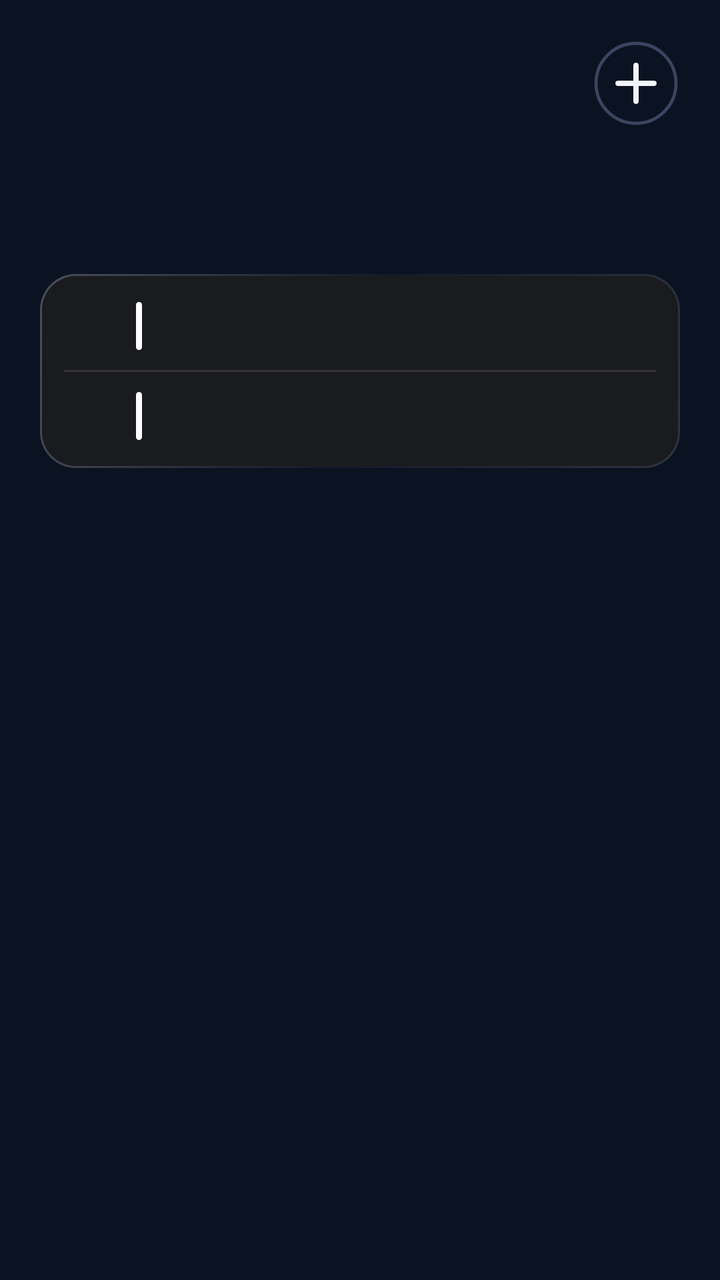
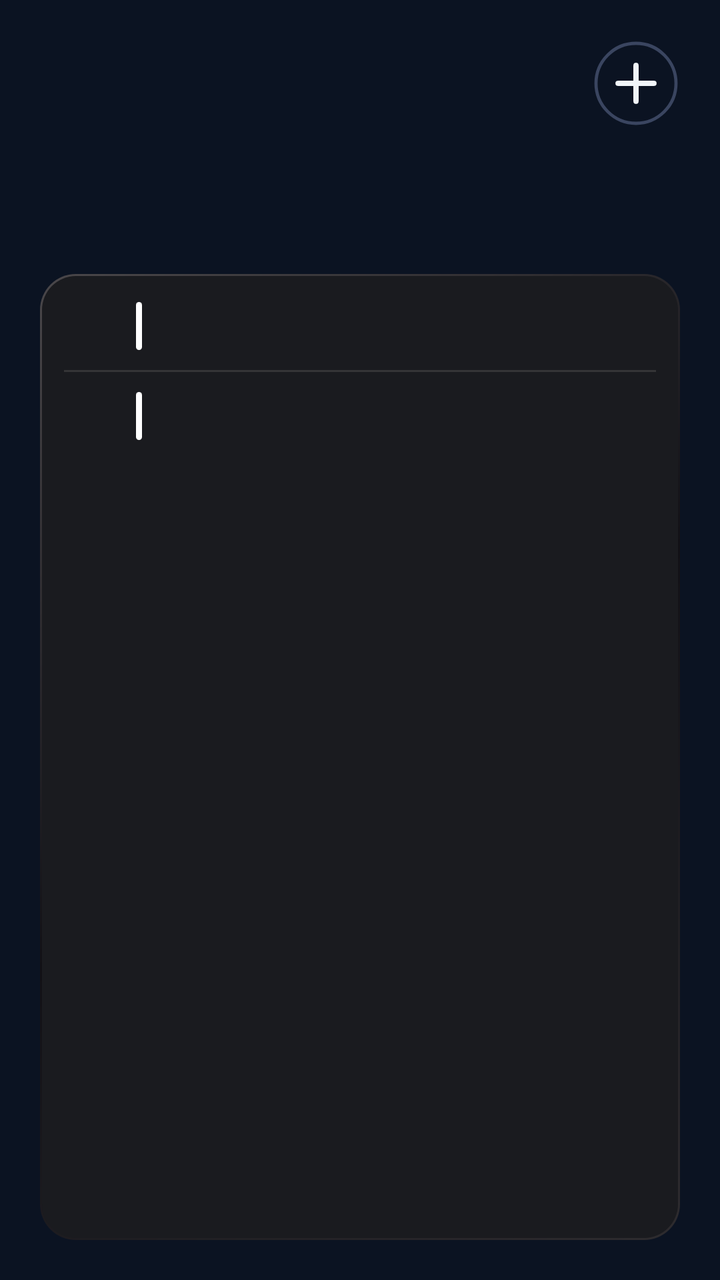

Before-and-after screenshots of an Android layout around one commit, followed by the original layout XML and the change that was made.
<!-- AndroidManifest.xml: application theme AppTheme -->
<!-- res/layout/cal_k2.xml -->
<?xml version="1.0" encoding="utf-8"?>
<FrameLayout
    xmlns:android="http://schemas.android.com/apk/res/android"
    android:id="@+id/root"
    android:layout_width="match_parent"
    android:layout_height="match_parent"
    android:padding="0dp">

    <ImageView
        android:id="@+id/cal_bg"
        android:layout_width="match_parent"
        android:layout_height="match_parent"
        android:importantForAccessibility="no"
        android:scaleType="fitXY" />
    <LinearLayout
        android:id="@+id/panel"
        android:layout_width="match_parent"
        android:layout_height="match_parent"
        android:background="@drawable/cal_panel"
        android:orientation="vertical"
        android:paddingStart="20dp"
        android:paddingTop="13dp"
        android:paddingEnd="20dp"
        android:paddingBottom="14dp">

        
        <LinearLayout
            android:layout_width="match_parent"
            android:layout_height="51dp"
            android:gravity="top"
            android:orientation="horizontal">
        
        <ImageView
            android:id="@+id/cal_day"
            android:layout_width="wrap_content"
            android:layout_height="33.4dp"
            android:layout_gravity="top"
            android:layout_marginTop="6.6dp"
            android:adjustViewBounds="true"
            android:scaleType="fitStart" />

            <LinearLayout
                android:layout_width="0dp"
                android:layout_height="wrap_content"
                android:layout_marginStart="12dp"
                android:layout_marginTop="2.5dp"
                android:layout_weight="1"
                android:orientation="vertical">
                <ImageView
                    android:id="@+id/cal_month"
                    android:layout_width="match_parent"
                    android:layout_height="23dp"
                    android:adjustViewBounds="true"
                    android:scaleType="fitStart" />
                <ImageView
                    android:id="@+id/cal_sub"
                    android:layout_width="match_parent"
                    android:layout_height="18dp"
                    android:adjustViewBounds="true"
                    android:layout_marginTop="2dp"
                    android:scaleType="fitStart" />
            </LinearLayout>

            <ImageView
                android:id="@+id/btn_add"
                android:layout_width="44dp"
                android:layout_height="44dp"
                android:layout_marginTop="6.6dp"
                android:contentDescription="New event"
                android:src="@drawable/ic_cal_add" />
        </LinearLayout>

        
        <LinearLayout
            android:layout_width="match_parent"
            android:layout_height="54dp"
            android:layout_marginTop="9.1dp"
            android:orientation="horizontal">
            <LinearLayout
                android:layout_width="40dp"
                android:layout_height="match_parent"
                android:orientation="vertical">
                
                <LinearLayout
                    android:id="@+id/wk_col_0"
                    android:layout_width="match_parent"
                    android:layout_height="match_parent"
                    android:gravity="center_horizontal"
                    android:orientation="vertical"
                    android:paddingTop="4dp">
                    <ImageView
                        android:id="@+id/wk_label_0"
                        android:layout_width="wrap_content"
                        android:layout_height="16dp"
                        android:adjustViewBounds="true"
                        android:scaleType="fitCenter" />
                    <ImageView
                        android:id="@+id/wk_num_0"
                        android:layout_width="wrap_content"
                        android:layout_height="34dp"
                        android:adjustViewBounds="true"
                        android:layout_marginTop="0dp"
                        android:scaleType="fitCenter" />
                </LinearLayout>
            </LinearLayout>
            <FrameLayout
                android:layout_width="0dp"
                android:layout_height="1dp"
                android:layout_weight="1" />
            <LinearLayout
                android:layout_width="40dp"
                android:layout_height="match_parent"
                android:orientation="vertical">
                
                <LinearLayout
                    android:id="@+id/wk_col_1"
                    android:layout_width="match_parent"
                    android:layout_height="match_parent"
                    android:gravity="center_horizontal"
                    android:orientation="vertical"
                    android:paddingTop="4dp">
                    <ImageView
                        android:id="@+id/wk_label_1"
                        android:layout_width="wrap_content"
                        android:layout_height="16dp"
                        android:adjustViewBounds="true"
                        android:scaleType="fitCenter" />
                    <ImageView
                        android:id="@+id/wk_num_1"
                        android:layout_width="wrap_content"
                        android:layout_height="34dp"
                        android:adjustViewBounds="true"
                        android:layout_marginTop="0dp"
                        android:scaleType="fitCenter" />
                </LinearLayout>
            </LinearLayout>
            <FrameLayout
                android:layout_width="0dp"
                android:layout_height="1dp"
                android:layout_weight="1" />
            <LinearLayout
                android:layout_width="40dp"
                android:layout_height="match_parent"
                android:orientation="vertical">
                
                <LinearLayout
                    android:id="@+id/wk_col_2"
                    android:layout_width="match_parent"
                    android:layout_height="match_parent"
                    android:gravity="center_horizontal"
                    android:orientation="vertical"
                    android:paddingTop="4dp">
                    <ImageView
                        android:id="@+id/wk_label_2"
                        android:layout_width="wrap_content"
                        android:layout_height="16dp"
                        android:adjustViewBounds="true"
                        android:scaleType="fitCenter" />
                    <ImageView
                        android:id="@+id/wk_num_2"
                        android:layout_width="wrap_content"
                        android:layout_height="34dp"
                        android:adjustViewBounds="true"
                        android:layout_marginTop="0dp"
                        android:scaleType="fitCenter" />
                </LinearLayout>
            </LinearLayout>
            <FrameLayout
                android:layout_width="0dp"
                android:layout_height="1dp"
                android:layout_weight="1" />
            <LinearLayout
                android:layout_width="40dp"
                android:layout_height="match_parent"
                android:orientation="vertical">
                
                <LinearLayout
                    android:id="@+id/wk_col_3"
                    android:layout_width="match_parent"
                    android:layout_height="match_parent"
                    android:gravity="center_horizontal"
                    android:orientation="vertical"
                    android:paddingTop="4dp">
                    <ImageView
                        android:id="@+id/wk_label_3"
                        android:layout_width="wrap_content"
                        android:layout_height="16dp"
                        android:adjustViewBounds="true"
                        android:scaleType="fitCenter" />
                    <ImageView
                        android:id="@+id/wk_num_3"
                        android:layout_width="wrap_content"
                        android:layout_height="34dp"
                        android:adjustViewBounds="true"
                        android:layout_marginTop="0dp"
                        android:scaleType="fitCenter" />
                </LinearLayout>
            </LinearLayout>
            <FrameLayout
                android:layout_width="0dp"
                android:layout_height="1dp"
                android:layout_weight="1" />
            <LinearLayout
                android:layout_width="40dp"
                android:layout_height="match_parent"
                android:orientation="vertical">
                
                <LinearLayout
                    android:id="@+id/wk_col_4"
                    android:layout_width="match_parent"
                    android:layout_height="match_parent"
                    android:gravity="center_horizontal"
                    android:orientation="vertical"
                    android:paddingTop="4dp">
                    <ImageView
                        android:id="@+id/wk_label_4"
                        android:layout_width="wrap_content"
                        android:layout_height="16dp"
                        android:adjustViewBounds="true"
                        android:scaleType="fitCenter" />
                    <ImageView
                        android:id="@+id/wk_num_4"
                        android:layout_width="wrap_content"
                        android:layout_height="34dp"
                        android:adjustViewBounds="true"
                        android:layout_marginTop="0dp"
                        android:scaleType="fitCenter" />
                </LinearLayout>
            </LinearLayout>
            <FrameLayout
                android:layout_width="0dp"
                android:layout_height="1dp"
                android:layout_weight="1" />
            <LinearLayout
                android:layout_width="40dp"
                android:layout_height="match_parent"
                android:orientation="vertical">
                
                <LinearLayout
                    android:id="@+id/wk_col_5"
                    android:layout_width="match_parent"
                    android:layout_height="match_parent"
                    android:gravity="center_horizontal"
                    android:orientation="vertical"
                    android:paddingTop="4dp">
                    <ImageView
                        android:id="@+id/wk_label_5"
                        android:layout_width="wrap_content"
                        android:layout_height="16dp"
                        android:adjustViewBounds="true"
                        android:scaleType="fitCenter" />
                    <ImageView
                        android:id="@+id/wk_num_5"
                        android:layout_width="wrap_content"
                        android:layout_height="34dp"
                        android:adjustViewBounds="true"
                        android:layout_marginTop="0dp"
                        android:scaleType="fitCenter" />
                </LinearLayout>
            </LinearLayout>
            <FrameLayout
                android:layout_width="0dp"
                android:layout_height="1dp"
                android:layout_weight="1" />
            <LinearLayout
                android:layout_width="40dp"
                android:layout_height="match_parent"
                android:orientation="vertical">
                
                <LinearLayout
                    android:id="@+id/wk_col_6"
                    android:layout_width="match_parent"
                    android:layout_height="match_parent"
                    android:gravity="center_horizontal"
                    android:orientation="vertical"
                    android:paddingTop="4dp">
                    <ImageView
                        android:id="@+id/wk_label_6"
                        android:layout_width="wrap_content"
                        android:layout_height="16dp"
                        android:adjustViewBounds="true"
                        android:scaleType="fitCenter" />
                    <ImageView
                        android:id="@+id/wk_num_6"
                        android:layout_width="wrap_content"
                        android:layout_height="34dp"
                        android:adjustViewBounds="true"
                        android:layout_marginTop="0dp"
                        android:scaleType="fitCenter" />
                </LinearLayout>
            </LinearLayout>
        </LinearLayout>


        
        <LinearLayout
            android:id="@+id/cal_events"
            android:layout_width="match_parent"
            android:layout_height="wrap_content"
            android:layout_marginTop="10dp"
            android:background="@drawable/cal_card"
            android:orientation="vertical"
            android:paddingTop="4dp"
            android:paddingBottom="4dp"
            android:paddingEnd="12dp">
            <LinearLayout
                android:id="@+id/cal_row_0"
                android:layout_width="match_parent"
                android:layout_height="44dp"
                android:gravity="center_vertical"
                android:orientation="horizontal">
                
                <LinearLayout
                    android:id="@+id/cal_day_0"
                    android:layout_width="44dp"
                    android:layout_height="wrap_content"
                    android:gravity="center_horizontal"
                    android:orientation="vertical">
                    <ImageView
                        android:id="@+id/cal_dname_0"
                        android:layout_width="wrap_content"
                        android:layout_height="12dp"
                        android:adjustViewBounds="true"
                        android:scaleType="fitCenter" />
                    <ImageView
                        android:id="@+id/cal_dnum_0"
                        android:layout_width="wrap_content"
                        android:layout_height="20dp"
                        android:adjustViewBounds="true"
                        android:scaleType="fitCenter" />
                </LinearLayout>
                <ImageView
                    android:id="@+id/cal_bar_0"
                    android:layout_width="3dp"
                    android:layout_height="24dp"
                    android:layout_marginStart="4dp"
                    android:layout_marginEnd="10dp"
                    android:scaleType="fitXY"
                    android:src="@drawable/cal_bar" />
                <LinearLayout
                    android:layout_width="0dp"
                    android:layout_height="wrap_content"
                    android:layout_weight="1"
                    android:orientation="vertical">
                    <ImageView
                        android:id="@+id/cal_title_0"
                        android:layout_width="match_parent"
                        android:layout_height="19dp"
                        android:adjustViewBounds="true"
                        android:scaleType="fitStart" />
                    <LinearLayout
                        android:layout_width="match_parent"
                        android:layout_height="wrap_content"
                        android:orientation="horizontal">
                        <ImageView
                            android:id="@+id/cal_time_0"
                            android:layout_width="wrap_content"
                            android:layout_height="14dp"
                            android:adjustViewBounds="true"
                            android:scaleType="fitStart" />
                        <ImageView
                            android:id="@+id/cal_hint_0"
                            android:layout_width="wrap_content"
                            android:layout_height="14dp"
                            android:adjustViewBounds="true"
                            android:layout_marginStart="8dp"
                            android:scaleType="fitStart" />
                    </LinearLayout>
                </LinearLayout>
            </LinearLayout>
            <ImageView
                android:id="@+id/cal_sep_1"
                android:layout_width="match_parent"
                android:layout_height="1dp"
                android:layout_marginStart="12dp"
                android:importantForAccessibility="no"
                android:scaleType="fitXY"
                android:src="@drawable/cur_div" />
            <LinearLayout
                android:id="@+id/cal_row_1"
                android:layout_width="match_parent"
                android:layout_height="44dp"
                android:gravity="center_vertical"
                android:orientation="horizontal">
                
                <LinearLayout
                    android:id="@+id/cal_day_1"
                    android:layout_width="44dp"
                    android:layout_height="wrap_content"
                    android:gravity="center_horizontal"
                    android:orientation="vertical">
                    <ImageView
                        android:id="@+id/cal_dname_1"
                        android:layout_width="wrap_content"
                        android:layout_height="12dp"
                        android:adjustViewBounds="true"
                        android:scaleType="fitCenter" />
                    <ImageView
                        android:id="@+id/cal_dnum_1"
                        android:layout_width="wrap_content"
                        android:layout_height="20dp"
                        android:adjustViewBounds="true"
                        android:scaleType="fitCenter" />
                </LinearLayout>
                <ImageView
                    android:id="@+id/cal_bar_1"
                    android:layout_width="3dp"
                    android:layout_height="24dp"
                    android:layout_marginStart="4dp"
                    android:layout_marginEnd="10dp"
                    android:scaleType="fitXY"
                    android:src="@drawable/cal_bar" />
                <LinearLayout
                    android:layout_width="0dp"
                    android:layout_height="wrap_content"
                    android:layout_weight="1"
                    android:orientation="vertical">
                    <ImageView
                        android:id="@+id/cal_title_1"
                        android:layout_width="match_parent"
                        android:layout_height="19dp"
                        android:adjustViewBounds="true"
                        android:scaleType="fitStart" />
                    <LinearLayout
                        android:layout_width="match_parent"
                        android:layout_height="wrap_content"
                        android:orientation="horizontal">
                        <ImageView
                            android:id="@+id/cal_time_1"
                            android:layout_width="wrap_content"
                            android:layout_height="14dp"
                            android:adjustViewBounds="true"
                            android:scaleType="fitStart" />
                        <ImageView
                            android:id="@+id/cal_hint_1"
                            android:layout_width="wrap_content"
                            android:layout_height="14dp"
                            android:adjustViewBounds="true"
                            android:layout_marginStart="8dp"
                            android:scaleType="fitStart" />
                    </LinearLayout>
                </LinearLayout>
            </LinearLayout>
        </LinearLayout>
    </LinearLayout>
</FrameLayout>
<!-- resources referenced by this layout -->
<resources>
  <!-- drawable cal_bar (drawable) -->
  <?xml version="1.0" encoding="utf-8"?>
  <shape xmlns:android="http://schemas.android.com/apk/res/android" android:shape="rectangle">
      <solid android:color="#FFFFFFFF" />
      <corners android:radius="2dp" />
  </shape>
  <!-- drawable cal_card (drawable) -->
  <?xml version="1.0" encoding="utf-8"?>
  <layer-list xmlns:android="http://schemas.android.com/apk/res/android">
      <item>
          <shape android:shape="rectangle">
              <corners android:radius="18dp" />
              <gradient
                  android:angle="315"
                  android:centerColor="#08F3ECE8"
                  android:endColor="#26F3ECE8"
                  android:startColor="#45F3ECE8" />
          </shape>
      </item>
      <item
          android:bottom="1dp"
          android:left="1dp"
          android:right="1dp"
          android:top="1dp">
          <shape android:shape="rectangle">
              <corners android:radius="17dp" />
              <solid android:color="#FF1A1B1F" />
          </shape>
      </item>
  </layer-list>
  <!-- drawable cal_panel (drawable) -->
  <?xml version="1.0" encoding="utf-8"?>
  <shape xmlns:android="http://schemas.android.com/apk/res/android" android:shape="rectangle">
      <solid android:color="#00000000" />
      <corners android:radius="@dimen/widget_radius" />
  </shape>
  <!-- drawable cur_div (drawable) -->
  <?xml version="1.0" encoding="utf-8"?>
  <shape xmlns:android="http://schemas.android.com/apk/res/android" android:shape="rectangle">
      <solid android:color="#1FF0EBE4" />
  </shape>
  <!-- drawable ic_cal_add (drawable) -->
  <?xml version="1.0" encoding="utf-8"?>
  <vector xmlns:android="http://schemas.android.com/apk/res/android"
      android:width="44dp"
      android:height="44dp"
      android:viewportWidth="44"
      android:viewportHeight="44">
      <path
          android:pathData="M22,22m-20,0a20,20 0,1 1,40 0a20,20 0,1 1,-40 0"
          android:strokeColor="#FF3A4560"
          android:strokeWidth="1.6" />
      <path
          android:pathData="M13,22L31,22M22,13L22,31"
          android:strokeColor="#FFF1F5F9"
          android:strokeLineCap="round"
          android:strokeWidth="2.6" />
  </vector>
  <style name="AppTheme" parent="@android:style/Theme.DeviceDefault.NoActionBar">
          <item name="android:colorAccent">#DF8B35</item>
          <item name="android:colorControlActivated">#DF8B35</item>
          <item name="android:windowBackground">#0B1322</item>
          <item name="android:statusBarColor">#0E111A</item>
          <item name="android:navigationBarColor">#0B1322</item>
          <item name="android:textColorHint">#718096</item>
      </style>
  <dimen name="widget_radius">28dp</dimen>
</resources>

<!-- the commit's change to res/layout/cal_k2.xml (unified diff, before → after) -->
@@ -21,7 +21,7 @@
         android:paddingStart="20dp"
         android:paddingTop="13dp"
         android:paddingEnd="20dp"
-        android:paddingBottom="14dp">
+        android:paddingBottom="20dp">
 
         
         <LinearLayout
@@ -296,7 +296,8 @@
         <LinearLayout
             android:id="@+id/cal_events"
             android:layout_width="match_parent"
-            android:layout_height="wrap_content"
+            android:layout_height="0dp"
+            android:layout_weight="1"
             android:layout_marginTop="10dp"
             android:background="@drawable/cal_card"
             android:orientation="vertical"
<!-- resource entries referenced after the edit -->
@@ -14,9 +14,9 @@
               <corners android:radius="18dp" />
               <gradient
                   android:angle="315"
-                  android:centerColor="#08F3ECE8"
-                  android:endColor="#26F3ECE8"
-                  android:startColor="#45F3ECE8" />
+                  android:centerColor="#FF121116"
+                  android:endColor="#FF2E2C2F"
+                  android:startColor="#FF4A474A" />
           </shape>
       </item>
       <item
